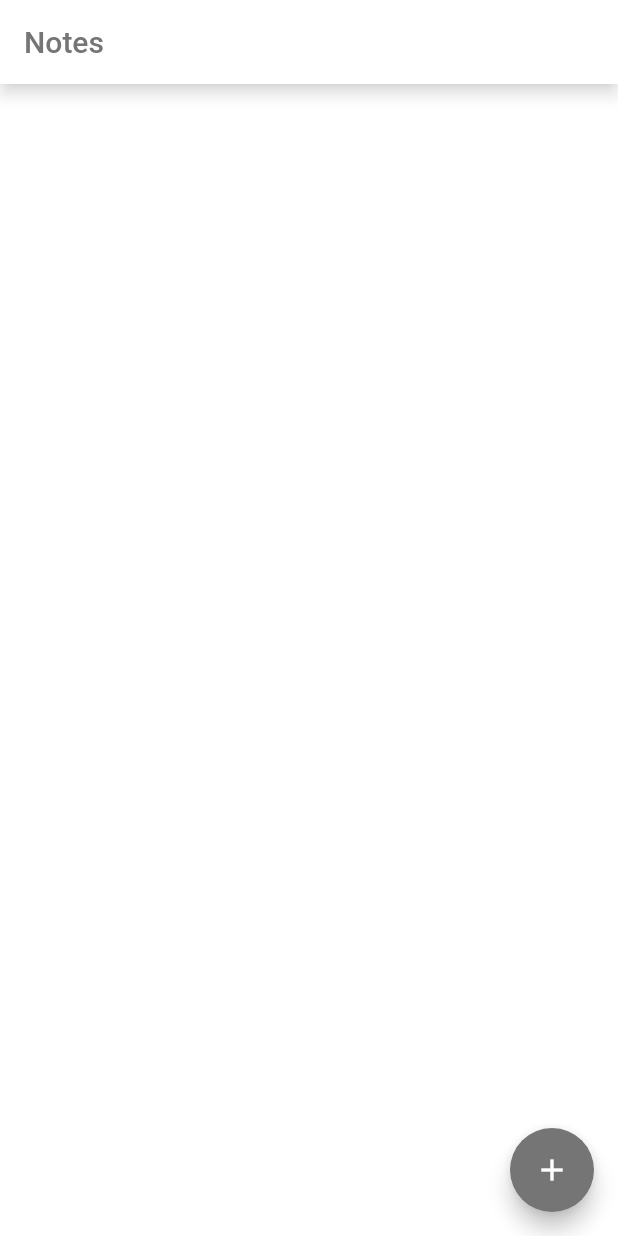
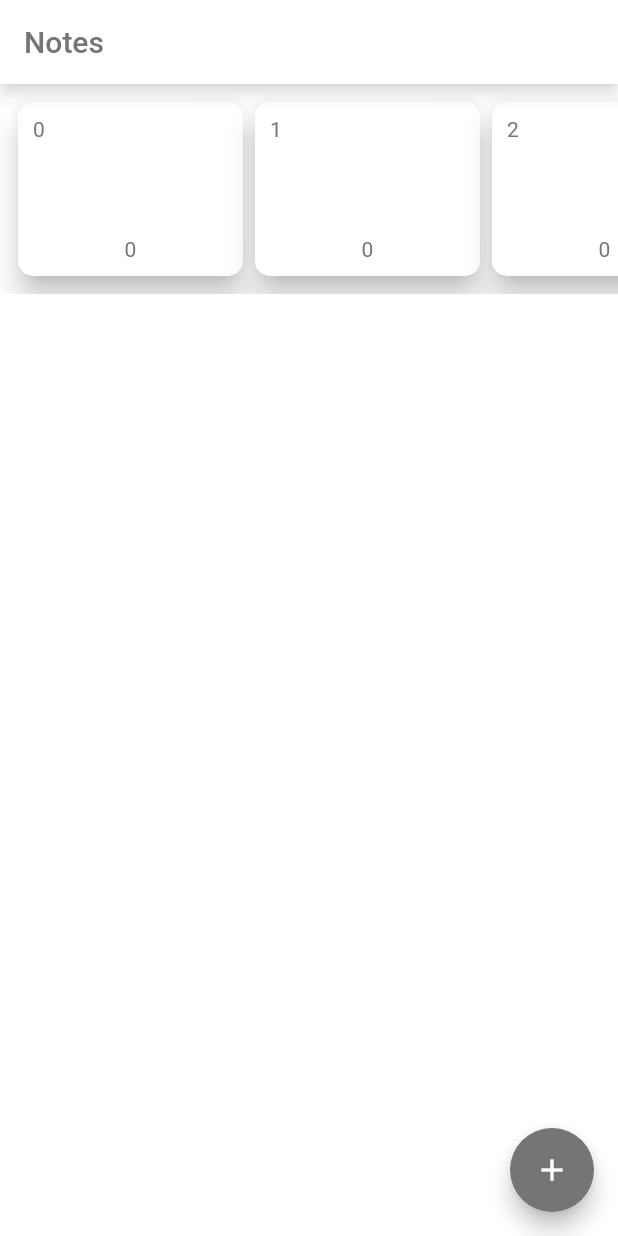
Before and after one commit to AlexeyPerov/Flutter-Notes, a Flutter app: the screen it shows after launch, on a phone screen of 412 x 824 dp. Run offline on Flutter 3.47's test engine with Material 2 defaults, Android fonts, the phone set to English and light mode, and no system bars; our stand-ins replace async_redux.

Commit message:
Category cards stubs

```diff
--- a/lib/screens/notes/notes_screen.dart
+++ b/lib/screens/notes/notes_screen.dart
@@ -36,15 +36,38 @@ class NotesScreen extends StatelessWidget {
         children: <Widget>[
           Align(
             alignment: Alignment.center,
-            child: Container(
+            child: new LayoutBuilder(
+                builder: (BuildContext context, BoxConstraints constraints) {
+              var height = MediaQuery.of(context).size.height;
+              return Container(
                 width: kIsWeb ? min(kMinWebContainerWidth, width) : null,
+                height: constraints.hasInfiniteHeight
+                    ? height
+                    : constraints.maxHeight,
+                child: Column(
+                  children: [
+                    SizedBox(
+                      height: 140,
                       child: ListView.builder(
+                        scrollDirection: Axis.horizontal,
+                        padding: const EdgeInsets.all(8.0),
+                        itemCount: 3,
+                        itemBuilder: (BuildContext context, int index) =>
+                            _buildCategoryCard(context, index.toString()),
+                      ),
+                    ),
+                    SizedBox(height: 10),
+                    ListView.builder(
+                      shrinkWrap: true,
                       padding: const EdgeInsets.all(8.0),
                       itemCount: noteList.length,
                       itemBuilder: (BuildContext context, int index) =>
                           _buildNoteCard(context, noteList[index]),
                     ),
+                  ],
                 ),
+              );
+            }),
           ),
         ],
       ),
@@ -52,6 +75,29 @@ class NotesScreen extends StatelessWidget {
         onPressed: () => _navigateToCreateEditPage(context),
         backgroundColor: Color(0xFF757575),
         child: Icon(Icons.add),
+      ),
+    );
+  }
+
+  Widget _buildCategoryCard(BuildContext context, String category) {
+    return Card(
+      elevation: 8.0,
+      shape: RoundedRectangleBorder(borderRadius: BorderRadius.circular(10)),
+      child: InkWell(
+        onTap: () => {},
+        child: Container(
+          width: 150,
+          height: 100,
+          padding: EdgeInsets.all(10.0),
+          child: Column(
+            mainAxisAlignment: MainAxisAlignment.spaceBetween,
+            crossAxisAlignment: CrossAxisAlignment.start,
+            children: [
+              Text(category),
+              Align(alignment: Alignment.center, child: Text('0')),
+            ],
+          ),
+        ),
       ),
     );
   }
@@ -88,7 +134,8 @@ class NotesScreen extends StatelessWidget {
         onDismissed: (direction) => onRemove(note.id),
         child: Card(
           elevation: 8.0,
-          shape: RoundedRectangleBorder(borderRadius: BorderRadius.circular(10)),
+          shape:
+              RoundedRectangleBorder(borderRadius: BorderRadius.circular(10)),
           child: InkWell(
             onTap: () => _navigateToCreateEditPage(context, note: note),
             child: Container(
@@ -102,12 +149,14 @@ class NotesScreen extends StatelessWidget {
                       Text(note.title),
                       Checkbox(
                         value: note.archived,
-                        onChanged: (value) => onArchive(note.id, !note.archived),
+                        onChanged: (value) =>
+                            onArchive(note.id, !note.archived),
                       ),
                     ],
                   ),
                   SizedBox(height: 5),
-                  Align(alignment: Alignment.topLeft, child: Text(note.contents))
+                  Align(
+                      alignment: Alignment.topLeft, child: Text(note.contents))
                 ],
               ),
             ),
```
Lines whose indentation alone changed are shown as unchanged.
